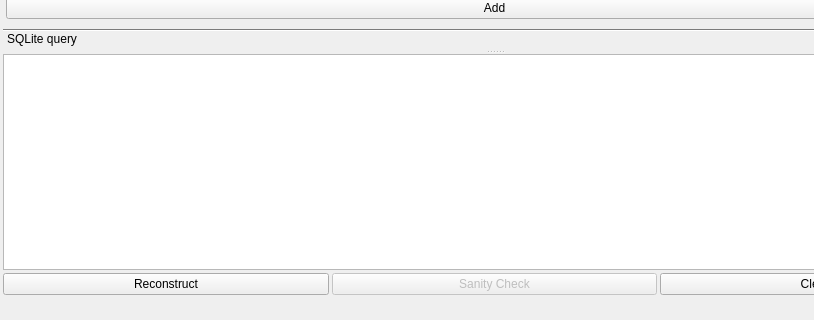
Old version of the form src/filebrowserwidget.ui in the repository AndreasReiten/nebula; both pictures show x 0 to 814 and y 291 to 611 of the 989 by 611 pixel window.
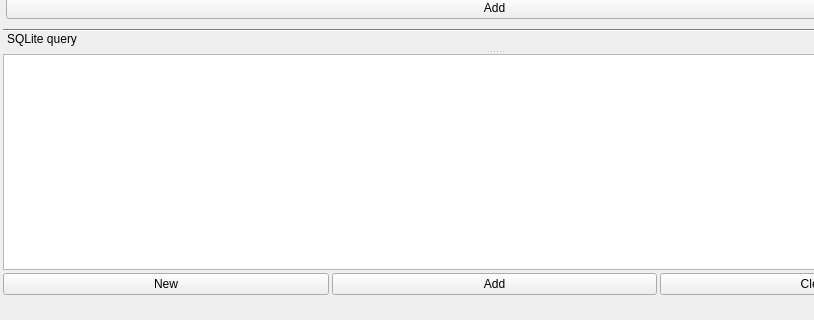
New version of the form. Custom widgets are drawn as their Qt base class.

```diff
--- a/src/filebrowserwidget.ui
+++ b/src/filebrowserwidget.ui
@@ -151,20 +151,10 @@
         <property name="spacing">
          <number>3</number>
         </property>
-        <item row="1" column="1">
-         <widget class="QPushButton" name="sanityButton">
-          <property name="enabled">
-           <bool>false</bool>
-          </property>
-          <property name="text">
-           <string>Sanity Check</string>
-          </property>
-         </widget>
-        </item>
         <item row="1" column="0">
          <widget class="QPushButton" name="reconstructButton">
           <property name="text">
-           <string>Reconstruct</string>
+           <string>New</string>
           </property>
          </widget>
         </item>
@@ -185,6 +175,13 @@
           </property>
          </widget>
         </item>
+        <item row="1" column="1">
+         <widget class="QPushButton" name="appendButton">
+          <property name="text">
+           <string>Add</string>
+          </property>
+         </widget>
+        </item>
        </layout>
       </widget>
      </widget>
```
Left out of the diff: 4 changed lines with no effect on the pictures.
